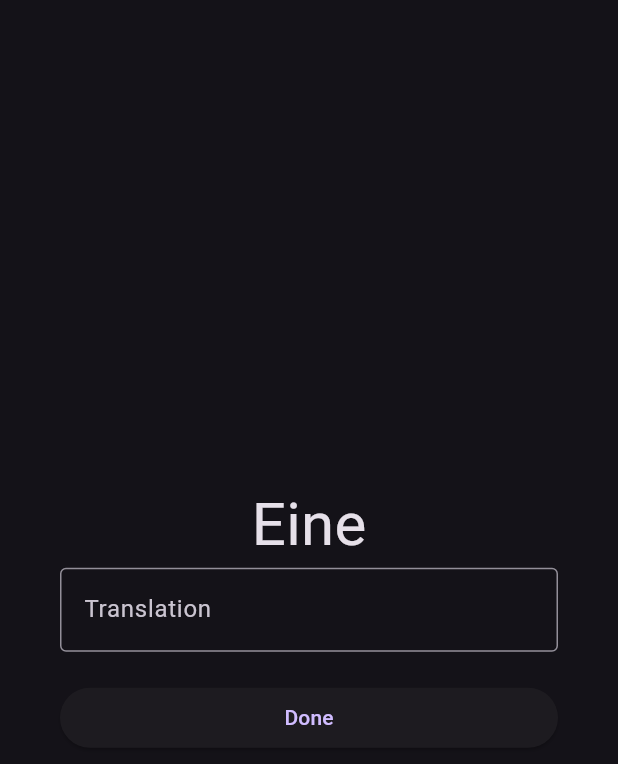
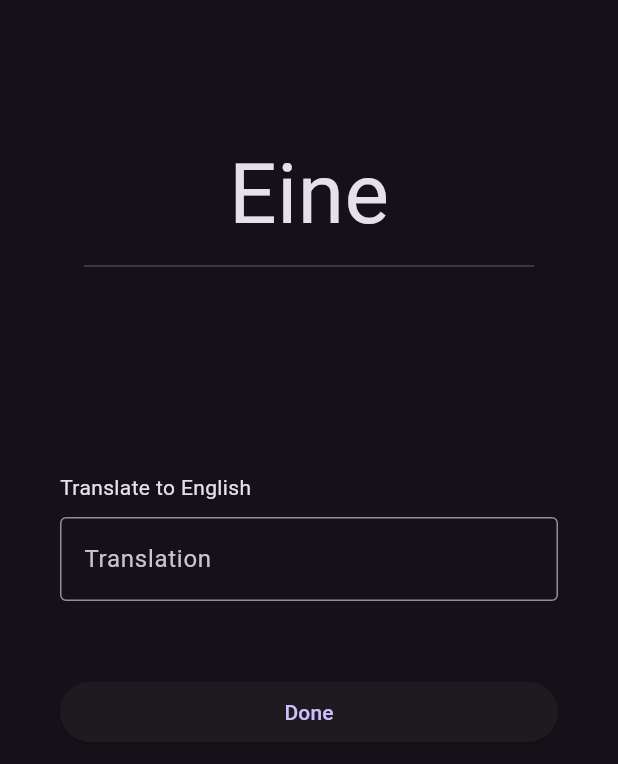
Before and after one commit to dcosta500/duo_words, a Flutter app: the QuizContent widget shown alone on an empty page, opened directly, after a tap on "Done", on a phone screen of 412 x 824 dp. Shown: the top 764 px of the screen. Run offline on Flutter 3.47's test engine with Material 3 defaults, Android fonts, the light colour scheme and no system bars.

Commit message:
Now there is feedback on whether the answer was correct.

```diff
--- a/lib/pages/quiz_page.dart
+++ b/lib/pages/quiz_page.dart
@@ -31,25 +31,36 @@ class QuizContent extends StatefulWidget {
 }
 
 class _QuizContentState extends State<QuizContent> {
+  late GlobalKey<_StatusWidgetState> myKey;
   late Question question;
   late Quiz quiz;
+
+  bool wasLastQuestionRight = false;
+  bool showStatusText = false;
 
   _QuizContentState() {
     quiz = Quiz(
         wordsList: genListForGerman(), quizConfiguration: QuizConfiguration());
     question = quiz.getNextQuestion();
+    myKey = GlobalKey<_StatusWidgetState>();
+  }
+
+  String getHelperText() {
+    if (question.isGenderQuestion) {
+      return "What's this word's gender?";
+    } else {
+      return "Translate to ${question.isPromptNative ? "English" : "German"}";
+    }
   }
 
   void Function()? answerQuestion(Question q, String answer) {
     return () {
       print("Answering question '${q.prompt}' with answer $answer.");
-      if (q.isAnswerCorrect(answer)) {
-        print("Answer is correct!");
-      } else {
-        print("Answer is incorrect.");
-      }
 
       question = quiz.getNextQuestion();
+      showStatusText = true;
+      wasLastQuestionRight = q.isAnswerCorrect(answer);
+      myKey = GlobalKey<_StatusWidgetState>();
 
       setState(() {});
     };
@@ -71,13 +82,81 @@ class _QuizContentState extends State<QuizContent> {
       mainAxisAlignment: MainAxisAlignment.center,
       children: [
         // Prompt
-        Text(
-          question.prompt,
-          style: TextStyle(fontSize: 40.0),
+        Expanded(
+          flex: 1,
+          child: Center(
+            child: Column(
+              mainAxisAlignment: MainAxisAlignment.center,
+              children: [
+                Text(
+                  question.prompt,
+                  style: TextStyle(fontSize: 60.0 - question.prompt.length),
+                ),
+                SizedBox(width: 300.0, child: Divider()),
+                showStatusText
+                    ? StatusWidget(key: myKey, isRight: wasLastQuestionRight)
+                    : Container(),
+              ],
+            ),
+          ),
         ),
         // Answer
-        answerWidget,
+        Expanded(
+          flex: 2,
+          child: Column(
+            mainAxisAlignment: MainAxisAlignment.start,
+            children: [
+              SizedBox(height: 40.0),
+              // Answer
+              Container(
+                padding: EdgeInsets.symmetric(horizontal: 40.0),
+                child: Column(
+                  crossAxisAlignment: CrossAxisAlignment.start,
+                  children: [
+                    Text(getHelperText()),
+                    SizedBox(height: 10.0),
+                    answerWidget,
+                  ],
+                ),
+              ),
+            ],
+          ),
+        )
       ],
     );
   }
 }
+
+class StatusWidget extends StatefulWidget {
+  final bool isRight;
+  const StatusWidget({required this.isRight, super.key});
+
+  @override
+  State<StatusWidget> createState() => _StatusWidgetState();
+}
+
+class _StatusWidgetState extends State<StatusWidget> {
+  bool showStatusText = true;
+
+  @override
+  void initState() {
+    super.initState();
+    Future.delayed(Duration(seconds: 3), () {
+      showStatusText = false;
+      setState(() {});
+    });
+  }
+
+  @override
+  Widget build(BuildContext context) {
+    if (showStatusText) {
+      if (widget.isRight) {
+        return Text("Correct!", style: TextStyle(color: Colors.green));
+      } else {
+        return Text("Wrong...", style: TextStyle(color: Colors.red));
+      }
+    } else {
+      return Container();
+    }
+  }
+}
--- a/lib/pages/widgets/answer.dart
+++ b/lib/pages/widgets/answer.dart
@@ -17,25 +17,28 @@ class TextAnswer extends Answer {
   Widget build(BuildContext context) {
     TextEditingController textEditingController = TextEditingController();
 
-    return Padding(
-      padding: const EdgeInsets.symmetric(horizontal: 40.0),
-      child: Column(
+    return Column(
       crossAxisAlignment: CrossAxisAlignment.stretch,
       children: [
         MyTextField(key: myKey, textEditingController: textEditingController),
-          SizedBox(height: 20.0),
+        SizedBox(height: 50.0),
         ElevatedButton(
           onPressed: () {
             String answer = textEditingController.text;
+
+            if (answer.isEmpty) {
+              return;
+            }
+
             textEditingController.clear();
             textEditingController.dispose();
             myKey = GlobalKey();
+
             answerQuestion(question, answer).call();
           },
           child: Text("Done"),
         )
       ],
-      ),
     );
   }
 }
@@ -59,12 +62,9 @@ class GenderAnswer extends Answer {
         )
         .toList();
 
-    return Padding(
-      padding: EdgeInsets.symmetric(horizontal: 40.0),
-      child: Row(
+    return Row(
       mainAxisAlignment: MainAxisAlignment.spaceEvenly,
       children: buttons,
-      ),
     );
   }
 }
--- a/lib/utils/question/question.dart
+++ b/lib/utils/question/question.dart
@@ -3,13 +3,18 @@ import '../word/gender.dart';
 class Question {
   late String _prompt;
   late bool _isGenderQuestion;
+  late bool _isPromptNative;
 
   // All in lower case
   late List<String> _answers;
   late Set<String> _answerSet;
 
-  Question({required String prompt, required List<String> answers}) {
+  Question(
+      {required String prompt,
+      required List<String> answers,
+      required bool isPromptNative}) {
     _prompt = prompt;
+    _isPromptNative = isPromptNative;
     _answers = [];
     _answerSet = Set();
 
@@ -30,6 +35,7 @@ class Question {
     _answerSet.add(GenderClass.getString(gender).toLowerCase());
 
     _isGenderQuestion = true;
+    _isPromptNative = true;
   }
 
   String get prompt => _prompt;
@@ -40,6 +46,8 @@ class Question {
 
   bool get isGenderQuestion => _isGenderQuestion;
 
+  bool get isPromptNative => _isPromptNative;
+
   bool isAnswerCorrect(String answer) {
     return _answerSet.contains(answer.toLowerCase());
   }
--- a/lib/utils/question/question_generator.dart
+++ b/lib/utils/question/question_generator.dart
@@ -12,11 +12,13 @@ class QuestionParser {
     // Generation Logic (change if needed)
     for (Word w in wordsList) {
       // Native to Translation
-      questions.add(Question(prompt: w.native, answers: w.translation));
+      questions.add(Question(
+          prompt: w.native, answers: w.translation, isPromptNative: true));
 
       // Translation to Native
       for (String translation in w.translation) {
-        questions.add(Question(prompt: translation, answers: [w.native]));
+        questions.add(Question(
+            prompt: translation, answers: [w.native], isPromptNative: false));
       }
 
       // Gender Question
```
Also changed, not shown: lib/utils/word/gender.dart (+13 -0 lines). Lines whose indentation alone changed are shown as unchanged.
